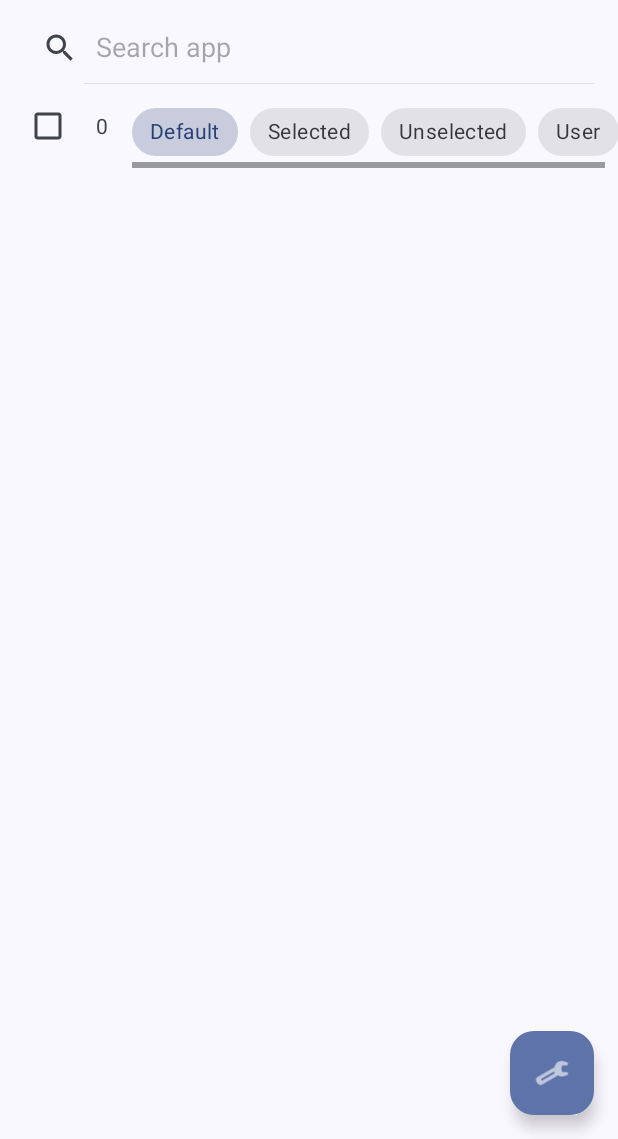
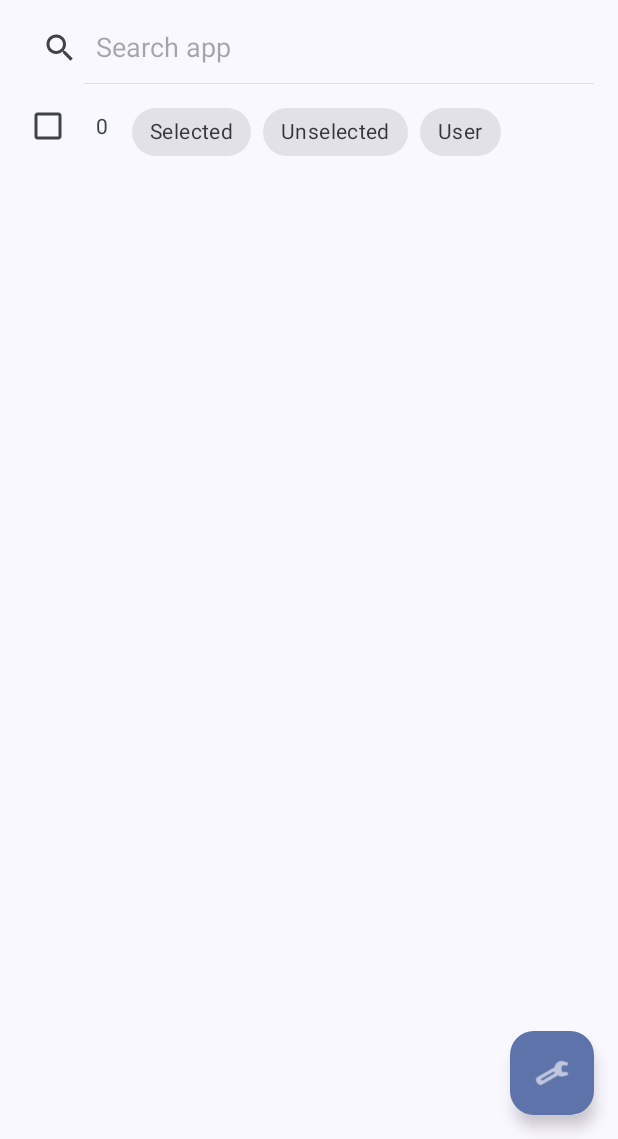
Before and after one commit to AhmetCanArslan/ShizuWall, an Android app: the MainActivity screen opened directly, with no data from a screen before it, on a phone screen of 412 x 824 dp, the part 97-1236 px from its top. Run offline under Robolectric (Android 15) with nearby library versions, the phone set to English and light mode, and no system bars; libraries missing offline, so code that uses them is left out: rikka.shizuku; Roboto replaces fonts that are not available here; 3 statements that could not run were skipped.

Commit message:
remove default category

```diff
--- a/app/src/main/java/com/arslan/shizuwall/MainActivity.kt
+++ b/app/src/main/java/com/arslan/shizuwall/MainActivity.kt
@@ -113,8 +113,8 @@ class MainActivity : AppCompatActivity() {
     private var suppressToggleListener = false
     private var suppressSelectAllListener = false
     private val activeFirewallPackages = mutableSetOf<String>()
-    private enum class Category { DEFAULT, SYSTEM, SELECTED, UNSELECTED, USER }
-    private var currentCategory: Category = Category.DEFAULT
+    private enum class Category { NONE, SYSTEM, SELECTED, UNSELECTED, USER }
+    private var currentCategory: Category = Category.NONE
 
     // Track if we're waiting for Shizuku permission due to toggle attempt
     private var pendingToggleEnable = false
@@ -219,12 +219,12 @@ class MainActivity : AppCompatActivity() {
         val categoryGroup = findViewById<ChipGroup>(R.id.categoryChipGroup)
         categoryGroup.setOnCheckedChangeListener { _, checkedId ->
             currentCategory = when (checkedId) {
-                R.id.chip_default -> Category.DEFAULT
                 R.id.chip_system -> Category.SYSTEM
                 R.id.chip_selected -> Category.SELECTED
                 R.id.chip_unselected -> Category.UNSELECTED
                 R.id.chip_user -> Category.USER
-                else -> Category.DEFAULT
+                -1 -> Category.NONE // no selection
+                else -> Category.NONE
             }
             sortAndFilterApps()
         }
@@ -579,7 +579,7 @@ class MainActivity : AppCompatActivity() {
 
         // Apply category filter first
         val baseList: List<AppInfo> = when (currentCategory) {
-            Category.DEFAULT -> if (showSystemApps) appList else appList.filter { !it.isSystem }
+            Category.NONE -> if (showSystemApps) appList else appList.filter { !it.isSystem }
             Category.SYSTEM -> appList.filter { it.isSystem }
             Category.USER -> appList.filter { !it.isSystem }
             Category.SELECTED -> appList.filter { it.isSelected }
@@ -1145,10 +1145,10 @@ class MainActivity : AppCompatActivity() {
         val chipSystem = findViewById<Chip?>(R.id.chip_system)
         chipSystem?.visibility = if (showSystemApps) View.VISIBLE else View.GONE
 
-        // if we hid the system chip and it was selected, fall back to default
+        // if we hid the system chip and it was selected, clear the selection (do NOT switch to a removed default)
         if (!showSystemApps && categoryGroup.checkedChipId == R.id.chip_system) {
-            categoryGroup.check(R.id.chip_default)
-            currentCategory = Category.DEFAULT
+            categoryGroup.clearCheck()
+            currentCategory = Category.NONE
             sortAndFilterApps()
         }
     }
--- a/app/src/main/res/layout/activity_main.xml
+++ b/app/src/main/res/layout/activity_main.xml
@@ -117,16 +117,7 @@
             android:layout_height="wrap_content"
             app:singleSelection="true"
             android:layout_marginBottom="0dp"
-            android:layout_marginTop="4dp"
-            android:checkedButton="@id/chip_default">
-
-            <com.google.android.material.chip.Chip
-                android:id="@+id/chip_default"
-                style="@style/Widget.MaterialComponents.Chip.Choice"
-                android:layout_width="wrap_content"
-                android:layout_height="wrap_content"
-                android:text="@string/cat_default"
-                android:checked="true" />
+            android:layout_marginTop="4dp">
 
             <com.google.android.material.chip.Chip
                 android:id="@+id/chip_system"
--- a/app/src/main/res/values/strings.xml
+++ b/app/src/main/res/values/strings.xml
@@ -8,7 +8,6 @@
     <string name="more_options">More options</string>
     <string name="github_button_desc">Open GitHub repository</string>
     <string name="app_icon_desc">App icon</string>
-    <string name="cat_default">Default</string>
     <string name="cat_system">System</string>
     <string name="cat_selected">Selected</string>
     <string name="cat_unselected">Unselected</string>
```
